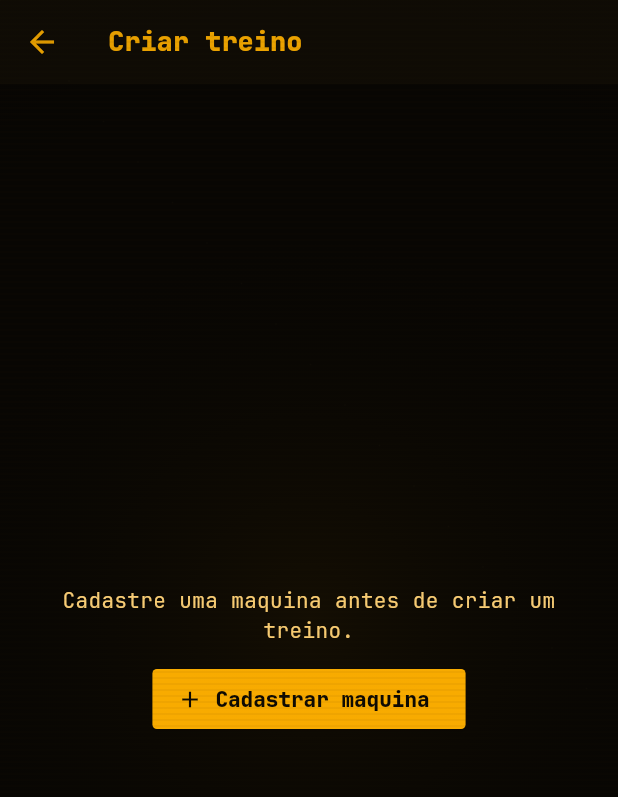
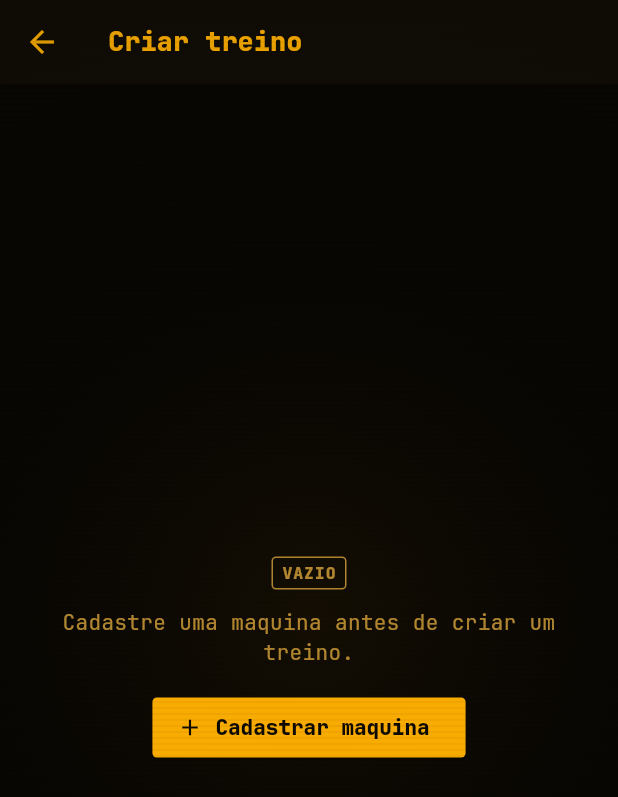
Before and after one commit to JorgeHFBueno/flutter-tdm-acad, a Flutter app: the screen it shows once a user with an empty profile is signed in, after a tap on "Criar treino agora", on a phone screen of 412 x 824 dp. Shown: the top 797 px of the screen. Run offline on Flutter 3.47's test engine with Material 3 defaults, Android fonts, the phone set to English and light mode, and no system bars; our stand-ins replace cloud_firestore, firebase_auth, firebase_core, firebase_messaging, flutter_svg, google_sign_in and 1 more; missing offline and left inert: easy_terminal; accounts and stored records are empty.

Commit message:
Reverte 0c5440b: a UI fase 2 já tem commit próprio (13c77ca)
A separação desfez no histórico o trabalho de UI que outra sessão
commitou em 13c77ca. A árvore volta a ser a do 13c77ca.

Co-Authored-By: Claude Opus 5.5 <noreply@anthropic.com>

```diff
--- /dev/null
+++ b/lib/components/ui/app_state_message.dart
@@ -0,0 +1,71 @@
+import 'package:flutter/material.dart';
+
+import 'status_tag.dart';
+
+/// Estado de tela sem conteúdo: lista vazia, erro de carga, sem login.
+///
+/// Sempre o mesmo formato: etiqueta, mensagem e (opcional) uma ação.
+class AppStateMessage extends StatelessWidget {
+  const AppStateMessage({
+    super.key,
+    required this.tag,
+    required this.message,
+    this.tone = StatusTone.muted,
+    this.action,
+  });
+
+  /// Lista ou tela sem dados ainda. [action] costuma ser "criar o primeiro".
+  const AppStateMessage.empty(
+    this.message, {
+    super.key,
+    this.action,
+  })  : tag = 'Vazio',
+        tone = StatusTone.muted;
+
+  /// Falha ao carregar. Com [onRetry], mostra "Tentar novamente".
+  AppStateMessage.error(
+    this.message, {
+    super.key,
+    VoidCallback? onRetry,
+  })  : tag = 'Erro',
+        tone = StatusTone.error,
+        action = onRetry == null
+            ? null
+            : OutlinedButton(
+                onPressed: onRetry,
+                child: const Text('Tentar novamente'),
+              );
+
+  final String tag;
+  final String message;
+  final StatusTone tone;
+  final Widget? action;
+
+  @override
+  Widget build(BuildContext context) {
+    final theme = Theme.of(context);
+    return Center(
+      child: Padding(
+        padding: const EdgeInsets.all(24),
+        child: Column(
+          mainAxisSize: MainAxisSize.min,
+          children: [
+            StatusTag(tag, tone: tone),
+            const SizedBox(height: 12),
+            Text(
+              message,
+              textAlign: TextAlign.center,
+              style: theme.textTheme.bodyMedium?.copyWith(
+                color: theme.colorScheme.onSurfaceVariant,
+              ),
+            ),
+            if (action != null) ...[
+              const SizedBox(height: 16),
+              action!,
+            ],
+          ],
+        ),
+      ),
+    );
+  }
+}
--- /dev/null
+++ b/lib/components/ui/status_tag.dart
@@ -0,0 +1,45 @@
+import 'package:flutter/material.dart';
+
+import '../../app/appearance/app_semantic_colors.dart';
+
+enum StatusTone { active, done, warning, error, muted }
+
+/// Etiqueta curta de estado no estilo terminal: `EM ANDAMENTO`, `VAZIO`.
+///
+/// `active` é preenchida (chama atenção); as demais são só contorno.
+class StatusTag extends StatelessWidget {
+  const StatusTag(this.label, {super.key, this.tone = StatusTone.muted});
+
+  final String label;
+  final StatusTone tone;
+
+  @override
+  Widget build(BuildContext context) {
+    final theme = Theme.of(context);
+    final scheme = theme.colorScheme;
+    final color = switch (tone) {
+      StatusTone.active || StatusTone.done => scheme.primary,
+      StatusTone.warning => AppSemanticColors.of(context).warning,
+      StatusTone.error => scheme.error,
+      StatusTone.muted => scheme.onSurfaceVariant,
+    };
+    final filled = tone == StatusTone.active;
+
+    return Container(
+      padding: const EdgeInsets.symmetric(horizontal: 6, vertical: 2),
+      decoration: BoxDecoration(
+        color: filled ? color : null,
+        border: Border.all(color: color),
+        borderRadius: BorderRadius.circular(3),
+      ),
+      child: Text(
+        label.toUpperCase(),
+        style: theme.textTheme.labelSmall?.copyWith(
+          color: filled ? scheme.onPrimary : color,
+          fontWeight: FontWeight.w800,
+          letterSpacing: 0.6,
+        ),
+      ),
+    );
+  }
+}
--- a/lib/screens/history_screen.dart
+++ b/lib/screens/history_screen.dart
@@ -1,6 +1,9 @@
 import 'package:cloud_firestore/cloud_firestore.dart';
 import 'package:firebase_auth/firebase_auth.dart';
 import 'package:flutter/material.dart';
+import '../components/ui/status_tag.dart';
+
+import '../components/ui/app_state_message.dart';
 import 'package:intl/intl.dart';
 
 import '../models/machine_configuration.dart';
@@ -27,7 +30,7 @@ class _HistoryScreenState extends State<HistoryScreen> {
     final user = FirebaseAuth.instance.currentUser;
 
     final content = user == null
-        ? const Center(child: Text('Usuário não autenticado.'))
+        ? AppStateMessage.error('Usuário não autenticado.')
         : StreamBuilder<List<Workout>>(
             stream: _workoutService.getWorkoutsForUser(user.uid),
             builder: (context, workoutsSnapshot) {
@@ -63,14 +66,13 @@ class _HistoryScreenState extends State<HistoryScreen> {
                     debugPrint(
                       'Erro ao carregar histórico: ${snapshot.error}',
                     );
-                    return const Center(
-                        child: Text('Erro ao carregar histórico.'));
+                    return AppStateMessage.error('Erro ao carregar histórico.');
                   }
 
                   final docs = snapshot.data?.docs ?? [];
                   if (docs.isEmpty) {
-                    return const Center(
-                      child: Text('Nenhuma sessão registrada ainda.'),
+                    return const AppStateMessage.empty(
+                      'Nenhuma sessão registrada ainda.',
                     );
                   }
 
@@ -160,11 +162,11 @@ class _HistoryScreenState extends State<HistoryScreen> {
               ),
               const SizedBox(height: 8),
               if (sourceUnavailable) ...[
-                Text(
+                StatusTag(
                   session.workoutId.trim().isEmpty
                       ? 'Origem indisponível'
                       : 'Origem excluída',
-                  style: Theme.of(context).textTheme.bodySmall,
+                  tone: StatusTone.warning,
                 ),
                 const SizedBox(height: 4),
               ],
--- a/lib/screens/home_screen.dart
+++ b/lib/screens/home_screen.dart
@@ -1,5 +1,8 @@
 import 'package:firebase_auth/firebase_auth.dart';
 import 'package:flutter/material.dart';
+import '../components/ui/status_tag.dart';
+
+import '../components/ui/app_state_message.dart';
 
 import '../models/workout.dart';
 import '../models/workout_session.dart';
@@ -22,7 +25,7 @@ class HomeScreen extends StatelessWidget {
 
     if (user == null) {
       return _wrapContent(
-        const Center(child: Text('Usuário não autenticado')),
+        AppStateMessage.error('Usuário não autenticado.'),
       );
     }
 
@@ -59,7 +62,7 @@ class HomeScreen extends StatelessWidget {
 
                 if (snapshot.hasError) {
                   debugPrint('Erro ao carregar treinos: ${snapshot.error}');
-                  return const Center(child: Text('Erro ao carregar treinos.'));
+                  return AppStateMessage.error('Erro ao carregar treinos.');
                 }
 
                 final workouts = snapshot.data ?? [];
@@ -96,16 +99,9 @@ class HomeScreen extends StatelessWidget {
   }
 
   Widget _buildEmptyState(BuildContext context) {
-    return Center(
-      child: Column(
-        mainAxisAlignment: MainAxisAlignment.center,
-        children: [
-          const Text(
+    return AppStateMessage.empty(
       'Você ainda não possui treinos cadastrados.',
-            textAlign: TextAlign.center,
-          ),
-          const SizedBox(height: 12),
-          ElevatedButton(
+      action: ElevatedButton(
         onPressed: () {
           Navigator.of(context).push(
             MaterialPageRoute(
@@ -114,8 +110,6 @@ class HomeScreen extends StatelessWidget {
           );
         },
         child: const Text('Criar treino agora'),
-          ),
-        ],
       ),
     );
   }
@@ -177,7 +171,13 @@ class HomeScreen extends StatelessWidget {
     return Card(
       child: ListTile(
         leading: const Icon(Icons.play_circle_outline),
-        title: const Text('Continuar treino'),
+        title: const Row(
+          children: [
+            Flexible(child: Text('Continuar treino')),
+            SizedBox(width: 8),
+            StatusTag('Em andamento', tone: StatusTone.active),
+          ],
+        ),
         subtitle: Text(
           [
             session.workoutName,
--- a/lib/screens/machine_catalog_screen.dart
+++ b/lib/screens/machine_catalog_screen.dart
@@ -1,6 +1,8 @@
 import 'package:firebase_auth/firebase_auth.dart';
 import 'package:flutter/foundation.dart' show kIsWeb;
 import 'package:flutter/material.dart';
+
+import '../components/ui/app_state_message.dart';
 
 import '../models/machine_catalog_item.dart';
 import '../models/machine_catalog_view.dart';
@@ -52,7 +54,7 @@ class _MachinesScreenState extends State<MachinesScreen> {
   Widget build(BuildContext context) {
     final user = FirebaseAuth.instance.currentUser;
     final content = user == null
-        ? const Center(child: Text('Usuário não autenticado.'))
+        ? AppStateMessage.error('Usuário não autenticado.')
         : FutureBuilder<MachineCatalogImportReport>(
             future: _import,
             builder: (context, importSnapshot) {
@@ -100,12 +102,8 @@ class _MachinesScreenState extends State<MachinesScreen> {
         appBar: AppBar(title: const Text('Máquinas')), body: content);
   }
 
-  Widget _error(String message, VoidCallback retry) => Center(
-        child: Column(mainAxisSize: MainAxisSize.min, children: [
-          Text(message),
-          TextButton(onPressed: retry, child: const Text('Tentar novamente')),
-        ]),
-      );
+  Widget _error(String message, VoidCallback retry) =>
+      AppStateMessage.error(message, onRetry: retry);
 
   Widget _list(String uid, List<MachineCatalogItem> catalog,
       List<MachineProfile> profiles) {
@@ -207,13 +205,9 @@ class _MachinesScreenState extends State<MachinesScreen> {
             ),
           ]),
       if (catalog.isEmpty)
-        const Padding(
-            padding: EdgeInsets.all(24),
-            child: Center(child: Text('Catálogo vazio.')))
+        const AppStateMessage.empty('Catálogo vazio.')
       else if (visible.isEmpty)
-        const Padding(
-            padding: EdgeInsets.all(24),
-            child: Center(child: Text('Nenhum resultado encontrado.'))),
+        const AppStateMessage.empty('Nenhum resultado encontrado.'),
       for (final item in visible)
         _CatalogCard(
           item: item,
--- a/lib/screens/workout_analysis_history_screen.dart
+++ b/lib/screens/workout_analysis_history_screen.dart
@@ -1,5 +1,7 @@
 import 'package:firebase_auth/firebase_auth.dart';
 import 'package:flutter/material.dart';
+
+import '../components/ui/app_state_message.dart';
 import 'package:intl/intl.dart';
 
 import '../models/workout_analysis_log.dart';
@@ -18,7 +20,7 @@ class WorkoutAnalysisHistoryScreen extends StatelessWidget {
     final user = FirebaseAuth.instance.currentUser;
 
     final body = user == null
-        ? const Center(child: Text('Usuário não autenticado.'))
+        ? AppStateMessage.error('Usuário não autenticado.')
         : StreamBuilder<List<WorkoutAnalysisLog>>(
             stream: _logService.getLogsForUser(user.uid),
             builder: (context, snapshot) {
@@ -30,15 +32,14 @@ class WorkoutAnalysisHistoryScreen extends StatelessWidget {
                 debugPrint(
                   'Erro ao carregar histórico de análises da IA: ${snapshot.error}',
                 );
-                return const Center(
-                  child: Text('Erro ao carregar histórico de análises da IA.'),
-                );
+                return AppStateMessage.error(
+                    'Erro ao carregar histórico de análises da IA.');
               }
 
               final logs = snapshot.data ?? [];
               if (logs.isEmpty) {
-                return const Center(
-                  child: Text('Você ainda não possui análises salvas.'),
+                return const AppStateMessage.empty(
+                  'Você ainda não possui análises salvas.',
                 );
               }
 
--- a/lib/screens/workout_creation_screen.dart
+++ b/lib/screens/workout_creation_screen.dart
@@ -1,5 +1,7 @@
 import 'package:firebase_auth/firebase_auth.dart';
 import 'package:flutter/material.dart';
+
+import '../components/ui/app_state_message.dart';
 
 import '../models/machine_configuration.dart';
 import '../models/machine_history.dart';
@@ -141,7 +143,7 @@ class _WorkoutCreationScreenState extends State<WorkoutCreationScreen> {
   Widget build(BuildContext context) {
     final user = FirebaseAuth.instance.currentUser;
     final content = user == null
-        ? const Center(child: Text('Usuario nao autenticado'))
+        ? AppStateMessage.error('Usuário não autenticado.')
         : _buildContent();
     if (!widget.embedInScaffold) return content;
     return Scaffold(
@@ -155,18 +157,9 @@ class _WorkoutCreationScreenState extends State<WorkoutCreationScreen> {
       return const Center(child: CircularProgressIndicator());
     }
     if (_machines.isEmpty) {
-      return Center(
-        child: Padding(
-          padding: const EdgeInsets.all(24),
-          child: Column(
-            mainAxisSize: MainAxisSize.min,
-            children: [
-              const Text(
+      return AppStateMessage.empty(
         'Cadastre uma maquina antes de criar um treino.',
-                textAlign: TextAlign.center,
-              ),
-              const SizedBox(height: 12),
-              ElevatedButton.icon(
+        action: ElevatedButton.icon(
           icon: const Icon(Icons.add),
           label: const Text('Cadastrar maquina'),
           onPressed: () {
@@ -176,9 +169,6 @@ class _WorkoutCreationScreenState extends State<WorkoutCreationScreen> {
               ),
             );
           },
-              ),
-            ],
-          ),
         ),
       );
     }
--- a/lib/screens/workout_edit_screen.dart
+++ b/lib/screens/workout_edit_screen.dart
@@ -1,5 +1,7 @@
 import 'package:firebase_auth/firebase_auth.dart';
 import 'package:flutter/material.dart';
+
+import '../components/ui/app_state_message.dart';
 
 import '../app/appearance/app_semantic_colors.dart';
 
@@ -168,7 +170,7 @@ class _WorkoutEditScreenState extends State<WorkoutEditScreen> {
     return Scaffold(
       appBar: AppBar(title: const Text('Editar treino')),
       body: user == null
-          ? const Center(child: Text('Usuario nao autenticado'))
+          ? AppStateMessage.error('Usuário não autenticado.')
           : _buildContent(),
     );
   }
--- a/lib/screens/workout_list_screen.dart
+++ b/lib/screens/workout_list_screen.dart
@@ -1,5 +1,7 @@
 import 'package:firebase_auth/firebase_auth.dart';
 import 'package:flutter/material.dart';
+
+import '../components/ui/app_state_message.dart';
 
 import '../app/appearance/app_semantic_colors.dart';
 
@@ -40,7 +42,7 @@ class _WorkoutListScreenState extends State<WorkoutListScreen> {
   @override
   Widget build(BuildContext context) {
     final content = _uid == null
-        ? const Center(child: Text('Usuario nao autenticado'))
+        ? AppStateMessage.error('Usuário não autenticado.')
         : _buildStreams();
 
     if (!widget.embedInScaffold) {
@@ -60,7 +62,7 @@ class _WorkoutListScreenState extends State<WorkoutListScreen> {
           return const Center(child: CircularProgressIndicator());
         }
         if (workoutSnapshot.hasError) {
-          return const Center(child: Text('Erro ao carregar treinos.'));
+          return AppStateMessage.error('Erro ao carregar treinos.');
         }
         return StreamBuilder<List<MachineProfile>>(
           stream: _machinesStream,
@@ -69,7 +71,7 @@ class _WorkoutListScreenState extends State<WorkoutListScreen> {
               return const Center(child: CircularProgressIndicator());
             }
             if (machineSnapshot.hasError) {
-              return const Center(child: Text('Erro ao carregar maquinas.'));
+              return AppStateMessage.error('Erro ao carregar maquinas.');
             }
             final workouts = workoutSnapshot.data ?? const <Workout>[];
             final machinesById = {
@@ -78,11 +80,8 @@ class _WorkoutListScreenState extends State<WorkoutListScreen> {
                 machine.exerciseId: machine,
             };
             if (workouts.isEmpty) {
-              return const Center(
-                child: Text(
-                  'Voce ainda nao cadastrou nenhum treino novo. Crie um treino selecionando Maquinas cadastradas.',
-                  textAlign: TextAlign.center,
-                ),
+              return const AppStateMessage.empty(
+                'Voce ainda nao cadastrou nenhum treino novo. Crie um treino selecionando Maquinas cadastradas.',
               );
             }
             return ListView.builder(
```
Also changed, not shown: lib/app/appearance/app_appearance_scope.dart (+7 -0 lines), lib/components/ui/app_panel.dart (added, +54 -0 lines), lib/components/ui/stat_value.dart (added, +57 -0 lines), lib/screens/machine_history_screen.dart (+14 -30 lines), lib/screens/workout_session_detail_screen.dart (+38 -7 lines). Lines whose indentation alone changed are shown as unchanged.
